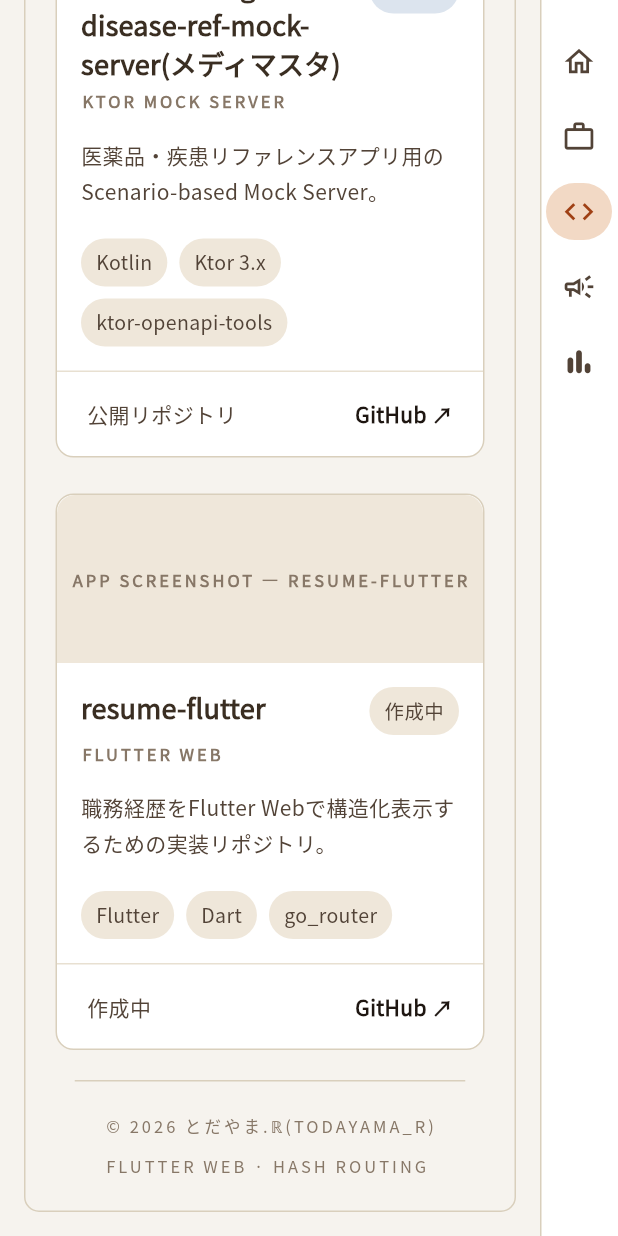
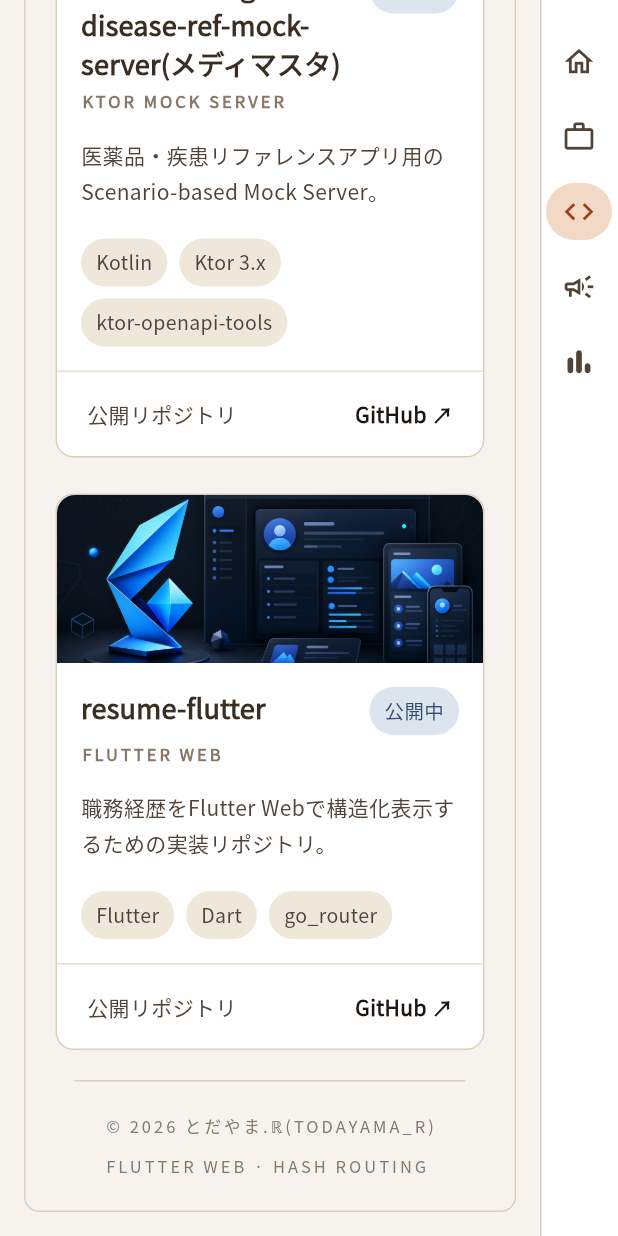
Before and after one commit to Corvus400/resume-flutter, a Flutter app: the PersonalProjectsView screen opened by its route, scrolled down 820 dp, on a phone screen of 412 x 824 dp. Run offline on Flutter 3.47's test engine with Material 3 defaults, Android fonts, the phone set to English and light mode, and no system bars; our stand-ins replace go_router.

Commit message:
fix: projectsカードの高さと公開ステータスを更新

```diff
--- a/content/resume/projects.yaml
+++ b/content/resume/projects.yaml
@@ -26,8 +26,9 @@
     kind: "Flutter Web"
     summary: "職務経歴をFlutter Webで構造化表示するための実装リポジトリ。"
     repoUrl: "https://github.com/Corvus400/resume-flutter"
-    status: "作成中"
+    status: "公開中"
     tags:
       - "Flutter"
       - "Dart"
       - "go_router"
+    imageAssetPath: "assets/readme/header.png"
--- a/lib/ui/projects/personal_projects_view.dart
+++ b/lib/ui/projects/personal_projects_view.dart
@@ -50,23 +50,22 @@
               }
 
               final columns = constraints.maxWidth < 760 ? 1 : 2;
-              final cardHeight = columns == 1 ? 660.0 : 560.0;
-              return GridView.count(
+              final spacing = AppSpacing.s6;
+              final cardWidth =
+                  (constraints.maxWidth - spacing * (columns - 1)) / columns;
+              return Wrap(
                 key: const Key('project-grid'),
-                shrinkWrap: true,
-                physics: const NeverScrollableScrollPhysics(),
-                crossAxisCount: columns,
-                mainAxisSpacing: AppSpacing.s6,
-                crossAxisSpacing: AppSpacing.s6,
-                childAspectRatio:
-                    (constraints.maxWidth / columns - AppSpacing.s3) /
-                    cardHeight,
+                spacing: spacing,
+                runSpacing: spacing,
                 children: [
                   for (final indexed in viewModel.projects.indexed)
-                    _ProjectCard(
-                      key: Key('project-card-${indexed.$1}'),
-                      project: indexed.$2,
-                      index: indexed.$1,
+                    SizedBox(
+                      width: cardWidth,
+                      child: _ProjectCard(
+                        key: Key('project-card-${indexed.$1}'),
+                        project: indexed.$2,
+                        index: indexed.$1,
+                      ),
                     ),
                 ],
               );
@@ -181,7 +180,6 @@
                   ],
                 ),
               ),
-              if (!compact) const Spacer(),
               Container(
                 key: Key('project-card-footer-${widget.index}'),
                 padding: const EdgeInsets.symmetric(
--- a/pubspec.yaml
+++ b/pubspec.yaml
@@ -69,6 +69,7 @@
     - assets/images/profile/avatar.png
     - assets/images/readme/fddr_flutter_header.png
     - assets/images/readme/fddr_mock_server_header.png
+    - assets/readme/header.png
 
   fonts:
     - family: Noto Sans JP
```
Also changed, not shown: lib/data/generated/resume_content.g.dart, 6 other files.
